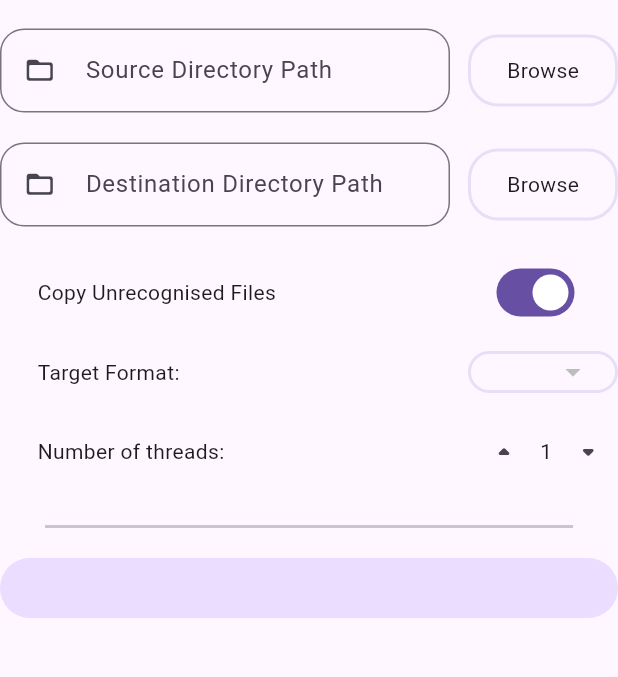
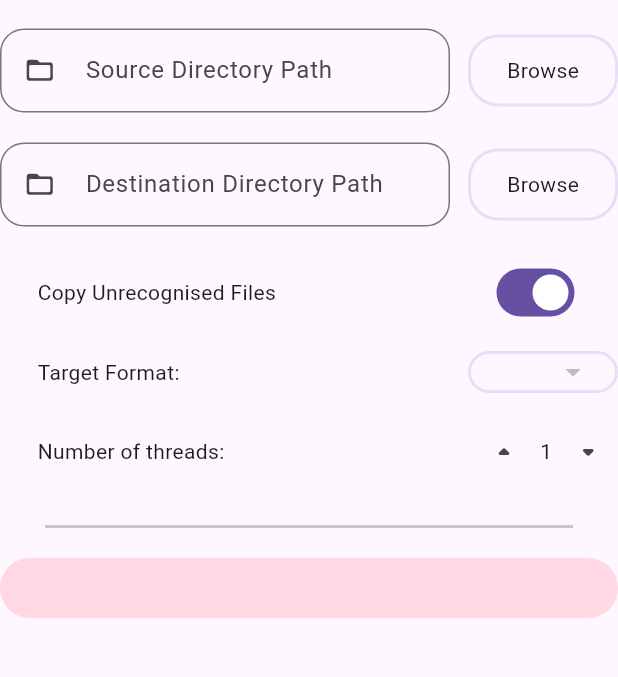
Before and after one commit to psomani16k/Diraudio, a Flutter app: the screen it shows after launch, after a tap on the "arrow drop down" icon, on a phone screen of 412 x 824 dp, the part 63-740 px from its top. Run offline on Flutter 3.47's test engine with Material 3 defaults, Android fonts, the light colour scheme and no system bars; drawn by our look-alikes of dynamic_color; our stand-ins replace file_picker; missing offline and left inert: window_manager; statements that could not run were skipped.

Commit message:
working on progress update processor

```diff
--- a/lib/main.dart
+++ b/lib/main.dart
@@ -1,4 +1,4 @@
-import 'package:audio_library_convertor/ui/progress_update_processor/progress_update_processor.dart';
+import 'package:audio_library_convertor/ui/home_page/home_page.dart';
 import 'package:dynamic_color/dynamic_color.dart';
 import 'package:window_manager/window_manager.dart';
 
@@ -9,8 +9,8 @@ void main() async {
   // set initial state of the app here
   WidgetsFlutterBinding.ensureInitialized();
   await windowManager.ensureInitialized();
-  windowManager.setMinimumSize(const Size(500, 500));
-  WindowManager.instance.setMinimumSize(const Size(500, 00));
+  windowManager.setMinimumSize(const Size(500, 600));
+  WindowManager.instance.setMinimumSize(const Size(500, 500));
   await initializeRust();
   runApp(const MyApp());
 }
--- /dev/null
+++ b/lib/ui/home_page/home_page.dart
@@ -0,0 +1,25 @@
+import 'package:audio_library_convertor/ui/transcoder_page/transcoder_page.dart';
+import 'package:flutter/material.dart';
+
+class ProgressUpdateProcessor extends StatefulWidget {
+  const ProgressUpdateProcessor({super.key});
+
+  @override
+  State<ProgressUpdateProcessor> createState() =>
+      _ProgressUpdateProcessorState();
+}
+
+class _ProgressUpdateProcessorState extends State<ProgressUpdateProcessor> {
+  // int _navigationIndex = 0;
+  @override
+  Widget build(BuildContext context) {
+    return Scaffold(
+      appBar: AppBar(
+        title: const Text("Diraudio"),
+      ),
+      body: Stack(children: [
+        const TranscoderPage(),
+      ]),
+    );
+  }
+}
--- a/lib/ui/progress_update_processor/progress_update_processor.dart
+++ /dev/null
@@ -1,33 +0,0 @@
-import 'package:audio_library_convertor/ui/transcoder_page/transcoder_page.dart';
-import 'package:flutter/material.dart';
-
-class ProgressUpdateProcessor extends StatefulWidget {
-  const ProgressUpdateProcessor({super.key});
-
-  @override
-  State<ProgressUpdateProcessor> createState() =>
-      _ProgressUpdateProcessorState();
-}
-
-class _ProgressUpdateProcessorState extends State<ProgressUpdateProcessor> {
-  // int _navigationIndex = 0;
-  @override
-  Widget build(BuildContext context) {
-    return Scaffold(
-      appBar: AppBar(
-        title: const Text("Diraudio"),
-      ),
-      body: const TranscoderPage(),
-      // drawer: NavigationRail(
-      //   destinations: const [
-      //     NavigationRailDestination(
-      //       icon: Icon(Icons.change_circle_outlined),
-      //       selectedIcon: Icon(Icons.change_circle_outlined),
-      //       label: Text("Transcode"),
-      //     )
-      //   ],
-      //   selectedIndex: _navigationIndex,
-      // ),
-    );
-  }
-}
--- a/lib/ui/transcoder_page/transcoder_page.dart
+++ b/lib/ui/transcoder_page/transcoder_page.dart
@@ -232,8 +232,9 @@ class _TranscoderPageState extends State<TranscoderPage> {
               AnimatedContainer(
                 duration: Durations.medium3,
                 decoration: BoxDecoration(
-                    borderRadius: BorderRadius.circular(32),
-                    color: Theme.of(context).colorScheme.primaryContainer),
+                  borderRadius: BorderRadius.circular(32),
+                  color: Theme.of(context).colorScheme.tertiaryContainer,
+                ),
                 width: 450,
                 height: _audioConfigUiData[_targetFormat]?.height,
                 child: Padding(
```
Also changed, not shown: lib/ui/transcoder_page/mp3_config/mp3_config.dart (+5 -5 lines).
